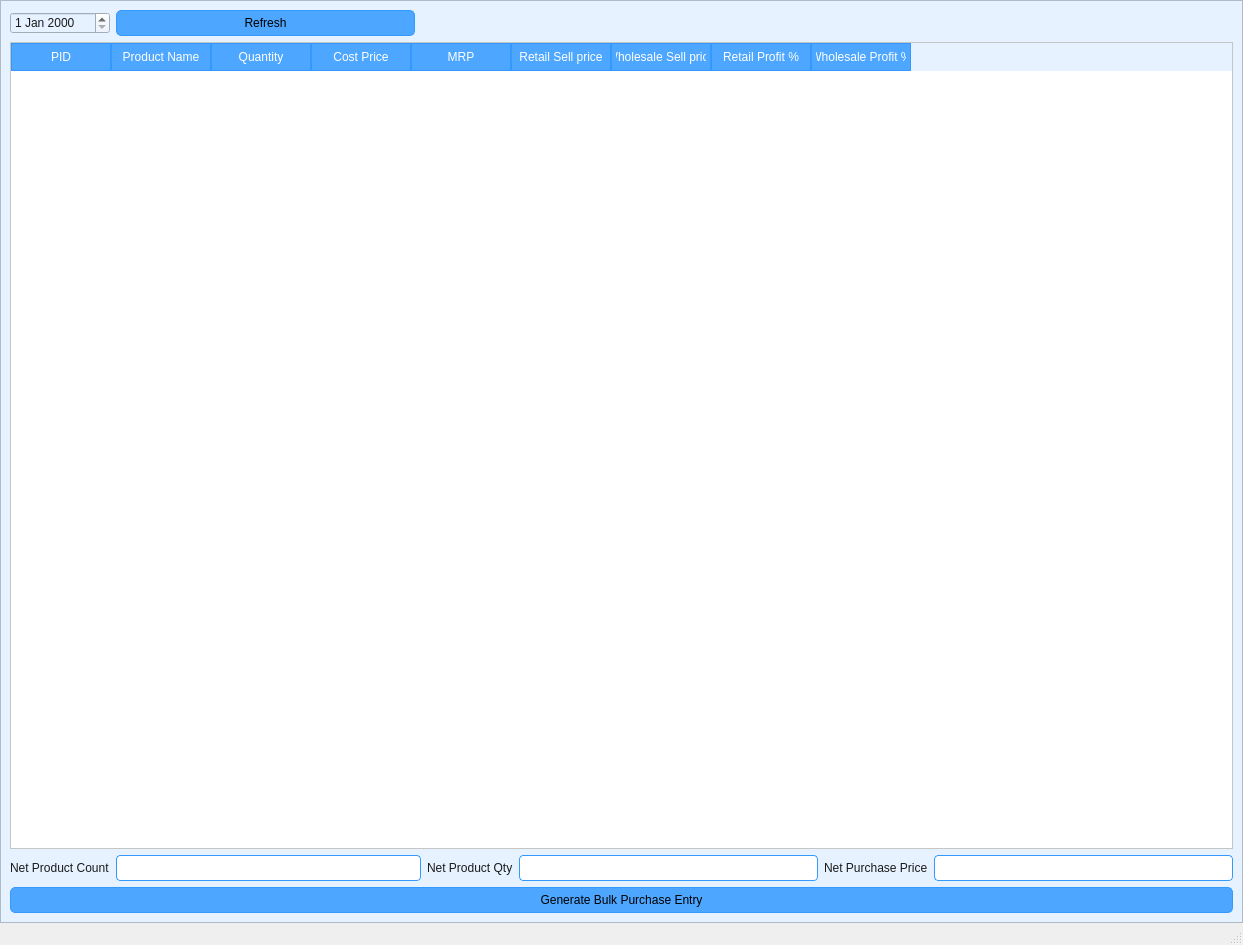
This is MODULES/PURCHASE_MASTER/UI_PurchaseMaster.ui in santhakumarponraj/kumarstore_billingsoftware as Qt 5 draws it before an edit. The edited form follows.
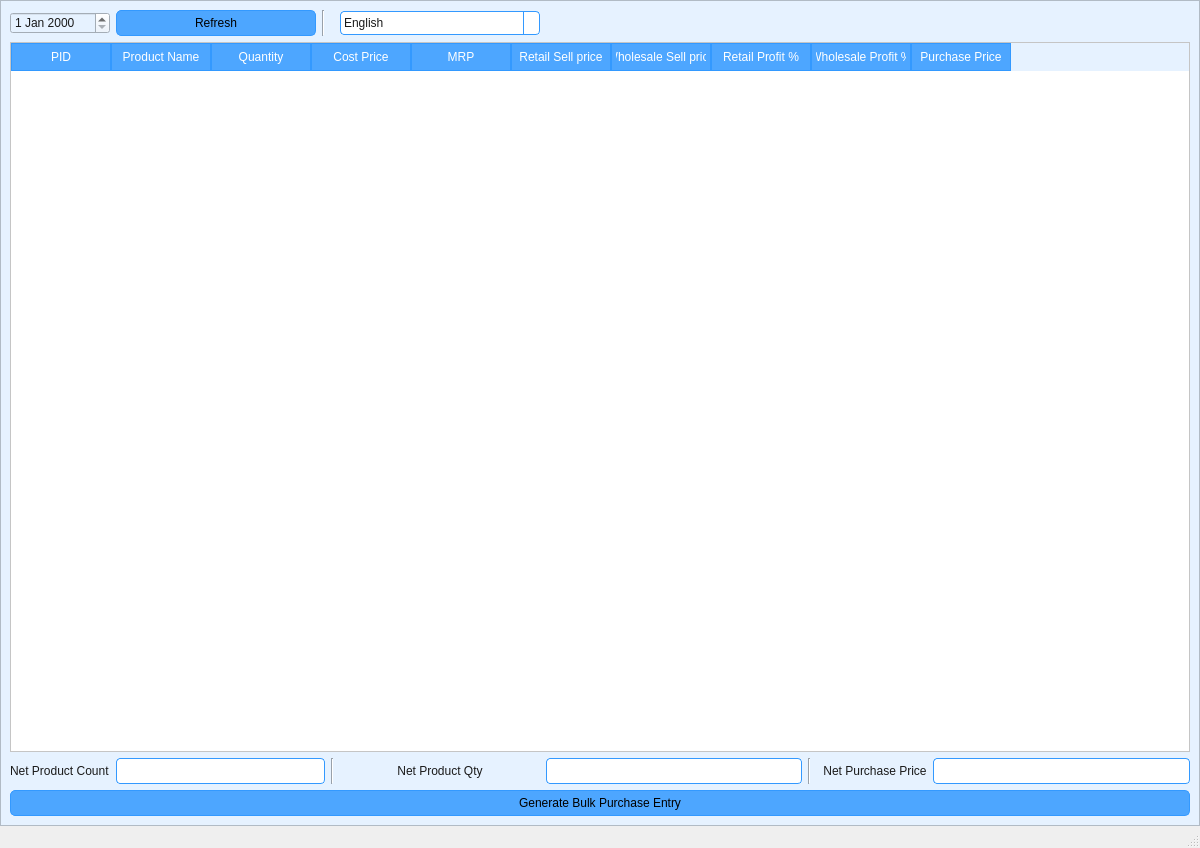
This is the edited form. Icons and pictures are not drawn.

Patch:
```diff
--- a/MODULES/PURCHASE_MASTER/UI_PurchaseMaster.ui
+++ b/MODULES/PURCHASE_MASTER/UI_PurchaseMaster.ui
@@ -6,8 +6,8 @@
    <rect>
     <x>0</x>
     <y>0</y>
-    <width>1243</width>
-    <height>945</height>
+    <width>1200</width>
+    <height>848</height>
    </rect>
   </property>
   <property name="windowTitle">
@@ -202,69 +202,105 @@
         <rect>
          <x>0</x>
          <y>0</y>
-         <width>1241</width>
-         <height>918</height>
+         <width>1198</width>
+         <height>821</height>
         </rect>
        </property>
-       <layout class="QGridLayout" name="gridLayout_2" columnstretch="0,1,0,0,1,0,1">
-        <item row="0" column="0">
-         <widget class="QDateEdit" name="IQDE_Date"/>
-        </item>
-        <item row="0" column="2" colspan="5">
-         <spacer name="horizontalSpacer">
-          <property name="orientation">
-           <enum>Qt::Horizontal</enum>
-          </property>
-          <property name="sizeHint" stdset="0">
-           <size>
-            <width>1101</width>
-            <height>20</height>
-           </size>
-          </property>
-         </spacer>
-        </item>
-        <item row="2" column="5">
-         <widget class="QLabel" name="label_3">
-          <property name="text">
-           <string>Net Purchase Price</string>
-          </property>
-         </widget>
-        </item>
-        <item row="3" column="0" colspan="7">
-         <widget class="QPushButton" name="IQPB_PushPurchaseEntry">
-          <property name="text">
-           <string>Generate Bulk Purchase Entry</string>
-          </property>
-         </widget>
-        </item>
+       <layout class="QGridLayout" name="gridLayout_2" columnstretch="0,0,0,0,0,0,0,0,0,0">
         <item row="2" column="1" colspan="2">
-         <widget class="QLineEdit" name="OQLE_NetProdCount"/>
+         <widget class="QLineEdit" name="OQLE_NetProdCount">
+          <property name="minimumSize">
+           <size>
+            <width>200</width>
+            <height>0</height>
+           </size>
+          </property>
+         </widget>
         </item>
-        <item row="2" column="0">
-         <widget class="QLabel" name="label">
-          <property name="text">
-           <string>Net Product Count</string>
+        <item row="2" column="5">
+         <widget class="QLineEdit" name="OQLE_NetProdQty">
+          <property name="minimumSize">
+           <size>
+            <width>200</width>
+            <height>0</height>
+           </size>
           </property>
          </widget>
         </item>
-        <item row="2" column="3">
+        <item row="2" column="4">
          <widget class="QLabel" name="label_2">
           <property name="text">
            <string>Net Product Qty</string>
           </property>
+          <property name="alignment">
+           <set>Qt::AlignCenter</set>
+          </property>
+         </widget>
+        </item>
+        <item row="3" column="0" colspan="10">
+         <widget class="QPushButton" name="IQPB_PushPurchaseEntry">
+          <property name="text">
+           <string>Generate Bulk Purchase Entry</string>
+          </property>
+         </widget>
+        </item>
+        <item row="0" column="4">
+         <widget class="QComboBox" name="IQCB_Language">
+          <property name="minimumSize">
+           <size>
+            <width>200</width>
+            <height>0</height>
+           </size>
+          </property>
+          <item>
+           <property name="text">
+            <string>English</string>
+           </property>
+          </item>
+          <item>
+           <property name="text">
+            <string>Tamil</string>
+           </property>
+          </item>
          </widget>
         </item>
         <item row="0" column="1">
          <widget class="QPushButton" name="IQPB_Refresh">
+          <property name="minimumSize">
+           <size>
+            <width>200</width>
+            <height>0</height>
+           </size>
+          </property>
+          <property name="maximumSize">
+           <size>
+            <width>16777215</width>
+            <height>16777215</height>
+           </size>
+          </property>
           <property name="text">
            <string>Refresh</string>
           </property>
          </widget>
         </item>
-        <item row="2" column="4">
-         <widget class="QLineEdit" name="OQLE_NetProdQty"/>
+        <item row="2" column="0">
+         <widget class="QLabel" name="label">
+          <property name="text">
+           <string>Net Product Count</string>
+          </property>
+         </widget>
         </item>
-        <item row="1" column="0" colspan="7">
+        <item row="2" column="9">
+         <widget class="QLineEdit" name="OQLE_NetProdPrice">
+          <property name="minimumSize">
+           <size>
+            <width>200</width>
+            <height>0</height>
+           </size>
+          </property>
+         </widget>
+        </item>
+        <item row="1" column="0" colspan="10">
          <widget class="QTableWidget" name="PurchaseTable">
           <column>
            <property name="text">
@@ -311,10 +347,59 @@
             <string>Wholesale Profit %</string>
            </property>
           </column>
+          <column>
+           <property name="text">
+            <string>Purchase Price</string>
+           </property>
+          </column>
+         </widget>
+        </item>
+        <item row="0" column="0">
+         <widget class="QDateEdit" name="IQDE_Date"/>
+        </item>
+        <item row="2" column="8">
+         <widget class="QLabel" name="label_3">
+          <property name="text">
+           <string>Net Purchase Price</string>
+          </property>
+          <property name="alignment">
+           <set>Qt::AlignCenter</set>
+          </property>
+         </widget>
+        </item>
+        <item row="0" column="5" colspan="5">
+         <spacer name="horizontalSpacer">
+          <property name="orientation">
+           <enum>Qt::Horizontal</enum>
+          </property>
+          <property name="sizeHint" stdset="0">
+           <size>
+            <width>1101</width>
+            <height>20</height>
+           </size>
+          </property>
+         </spacer>
+        </item>
+        <item row="0" column="2">
+         <widget class="Line" name="line">
+          <property name="orientation">
+           <enum>Qt::Vertical</enum>
+          </property>
+         </widget>
+        </item>
+        <item row="2" column="3">
+         <widget class="Line" name="line_2">
+          <property name="orientation">
+           <enum>Qt::Vertical</enum>
+          </property>
          </widget>
         </item>
         <item row="2" column="6">
-         <widget class="QLineEdit" name="OQLE_NetProdPrice"/>
+         <widget class="Line" name="line_3">
+          <property name="orientation">
+           <enum>Qt::Vertical</enum>
+          </property>
+         </widget>
         </item>
        </layout>
       </widget>
```
